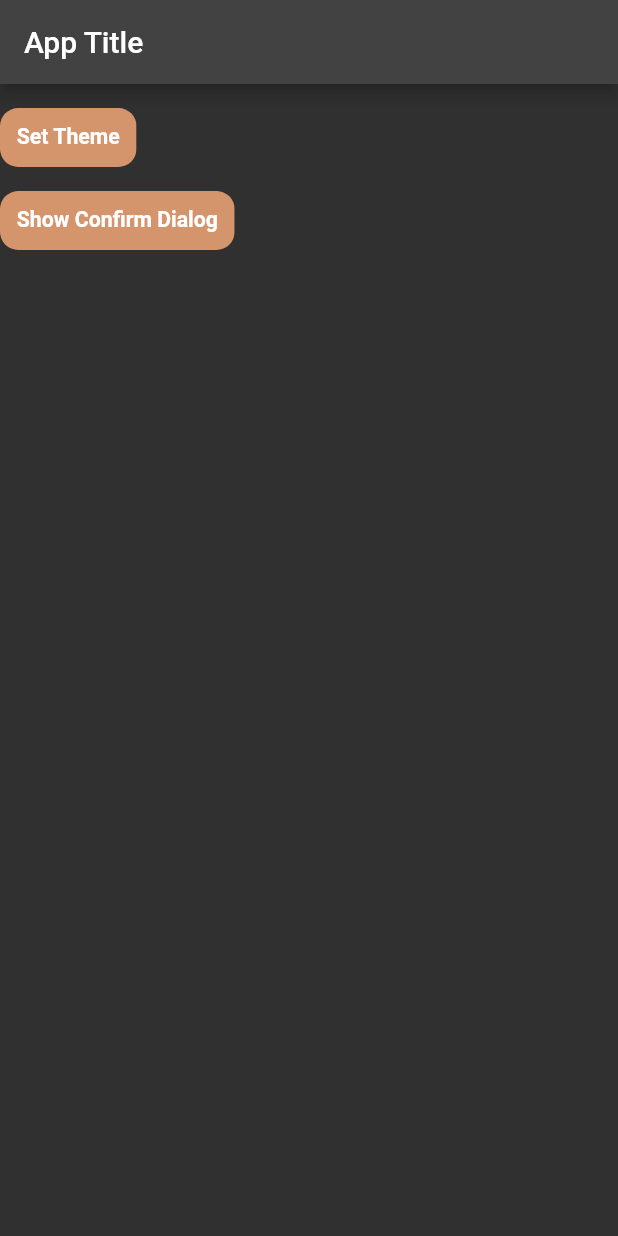
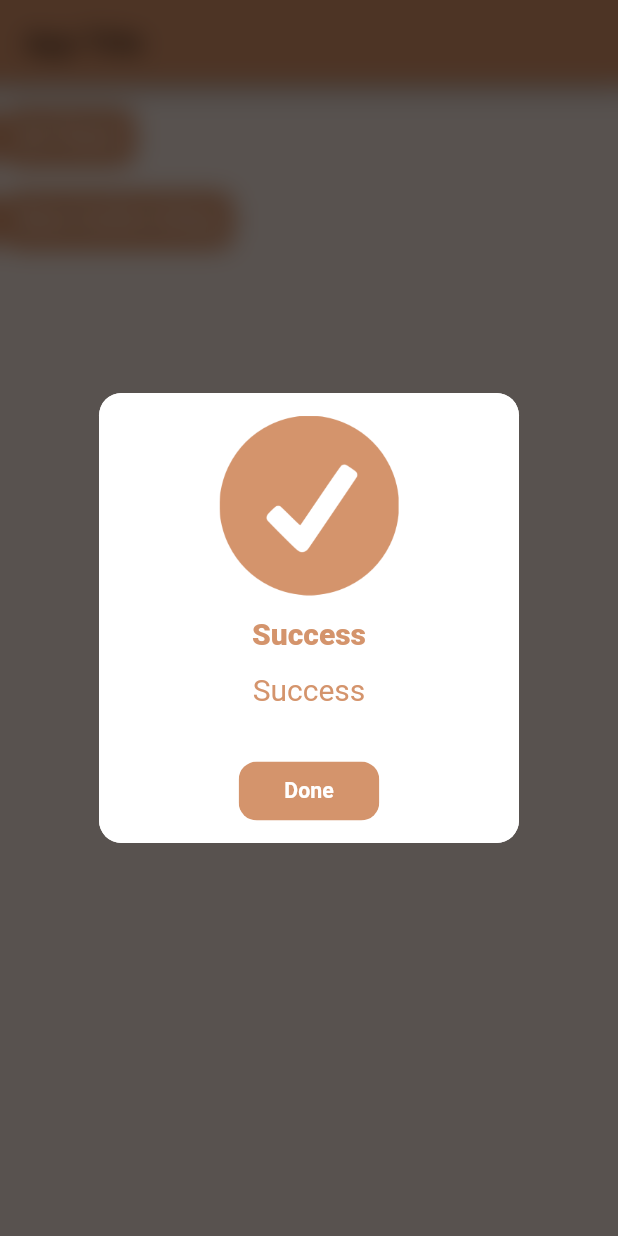
Before and after one commit to lyabs-dev/flutter-project-structure, a Flutter app: the screen it shows after launch, after a tap on "Set Theme", on a phone screen of 412 x 824 dp. Run offline on Flutter 3.47's test engine with Material 2 defaults, Android fonts, the phone set to English and light mode, and no system bars; our stand-ins replace flutter_bloc, flutter_screenutil, shared_preferences; missing offline and left inert: test; generated files the repository leaves out were written again.

Commit message:
Adaptation of app dialog UI on any devices

```diff
--- a/lib/logic/cubits/app_cubit.dart
+++ b/lib/logic/cubits/app_cubit.dart
@@ -31,9 +31,9 @@ class AppCubit extends Cubit<AppState> {
   }
 
   // Simple test which display a success dialog
-  /*testShowDialog() async {
+  testShowDialog() async {
     await Future.delayed(const Duration(milliseconds: 700));
     showMessage(code: AppCode.success, type: MessageType.dialog);
-  }*/
+  }
 
 }
--- a/lib/presentation/components/app_dialog.dart
+++ b/lib/presentation/components/app_dialog.dart
@@ -29,7 +29,7 @@ class AppDialog extends StatelessWidget {
         children: [
           Image.asset(
             iconPath,
-            height: getProportionateScreenWidth(120, context),
+            height: 120,
             color: colorPrimary,
           ),
           MyText(
@@ -47,6 +47,7 @@ class AppDialog extends StatelessWidget {
               fontSize: textSizeLargeMedium,
             ),
           ),
+          const SizedBox(height: 8,),
           AppButton(
             context: context,
             text: textOnButton,
--- a/lib/presentation/screens/home/home.dart
+++ b/lib/presentation/screens/home/home.dart
@@ -34,7 +34,9 @@ class HomePageState extends State<HomePage> {
             AppButton(
               text: 'Set Theme',
               onPressed: () {
-                context.read<SettingsCubit>().toggleDarkMode();
+                //context.read<SettingsCubit>().toggleDarkMode();
+                //show app dialog
+                context.read<AppCubit>().testShowDialog();
               },
               context: context,
             ),
```
